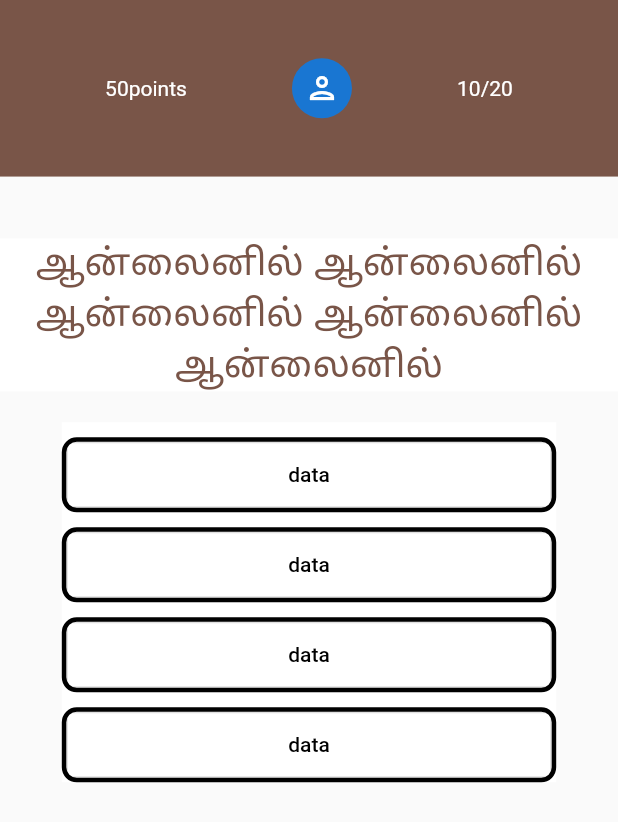
After one commit to developermano/tnpscquiz, a Flutter app: the Mainquizpage screen opened directly, on a phone screen of 412 x 824 dp. The commit adds this screen. Shown: the top 822 px of the screen. Run offline on Flutter 3.47's test engine with Material 2 defaults, Android fonts, the phone set to English and light mode, and no system bars; our stand-ins replace carousel_slider; missing offline and left inert: bottom_bar; network calls fail.

Commit message:
mainquizpage designed

```diff
--- a/lib/pages/export.dart
+++ b/lib/pages/export.dart
@@ -1 +1,2 @@
 export 'firstpage.dart';
+export 'quizpage.dart';
--- /dev/null
+++ b/lib/pages/quizpage.dart
@@ -0,0 +1,151 @@
+import 'package:flutter/material.dart';
+
+class Mainquizpage extends StatefulWidget {
+  @override
+  _MainquizpageState createState() => _MainquizpageState();
+}
+
+class _MainquizpageState extends State<Mainquizpage> {
+  @override
+  Widget build(BuildContext context) {
+    var deviceheight = MediaQuery.of(context).size.height;
+    var devicewidth = MediaQuery.of(context).size.width;
+    return Scaffold(
+      body: Container(
+        child: Column(
+          children: [
+            Column(
+              children: [
+                Container(
+                  child: Row(
+                    mainAxisAlignment: MainAxisAlignment.spaceEvenly,
+                    children: [
+                      Text(
+                        "50points",
+                        style: TextStyle(color: Colors.white),
+                      ),
+                      CircleAvatar(
+                        child: Icon(Icons.person_outlined),
+                      ),
+                      Text(
+                        "10/20",
+                        style: TextStyle(color: Colors.white),
+                      )
+                    ],
+                  ),
+                  height: deviceheight / 7,
+                  color: Colors.brown,
+                ),
+                Container(
+                  child: Column(
+                    children: [
+                      Container(
+                          margin: EdgeInsets.only(top: deviceheight / 20),
+                          child: Text(
+                              "ஆன்லைனில் ஆன்லைனில் ஆன்லைனில் ஆன்லைனில்  ஆன்லைனில்",
+                              style: TextStyle(
+                                  color: Colors.brown,
+                                  fontSize: deviceheight / 30),
+                              textAlign: TextAlign.center),
+                          color: Colors.white),
+                      Container(
+                        child: Column(
+                          children: [
+                            Container(
+                              margin: EdgeInsets.only(
+                                  top: Size.fromHeight(10).height),
+                              height: Size.fromHeight(50).height,
+                              decoration: BoxDecoration(
+                                  borderRadius:
+                                      BorderRadius.all(Radius.circular(10)),
+                                  border: Border.all(
+                                    width: 3,
+                                    color: Colors.black,
+                                  )),
+                              child: OutlinedButton(
+                                  style: OutlinedButton.styleFrom(
+                                      fixedSize: Size.fromWidth(500)),
+                                  onPressed: () {},
+                                  child: Text(
+                                    "data",
+                                    style: TextStyle(color: Colors.black),
+                                  )),
+                            ),
+                            Container(
+                              margin: EdgeInsets.only(
+                                  top: Size.fromHeight(10).height),
+                              height: Size.fromHeight(50).height,
+                              decoration: BoxDecoration(
+                                  borderRadius:
+                                      BorderRadius.all(Radius.circular(10)),
+                                  border: Border.all(
+                                    width: 3,
+                                    color: Colors.black,
+                                  )),
+                              child: OutlinedButton(
+                                  style: OutlinedButton.styleFrom(
+                                      fixedSize: Size.fromWidth(500)),
+                                  onPressed: () {},
+                                  child: Text(
+                                    "data",
+                                    style: TextStyle(color: Colors.black),
+                                  )),
+                            ),
+                            Container(
+                              margin: EdgeInsets.only(
+                                  top: Size.fromHeight(10).height),
+                              height: Size.fromHeight(50).height,
+                              decoration: BoxDecoration(
+                                  borderRadius:
+                                      BorderRadius.all(Radius.circular(10)),
+                                  border: Border.all(
+                                    width: 3,
+                                    color: Colors.black,
+                                  )),
+                              child: OutlinedButton(
+                                  style: OutlinedButton.styleFrom(
+                                      fixedSize: Size.fromWidth(500)),
+                                  onPressed: () {},
+                                  child: Text(
+                                    "data",
+                                    style: TextStyle(color: Colors.black),
+                                  )),
+                            ),
+                            Container(
+                              margin: EdgeInsets.only(
+                                  top: Size.fromHeight(10).height),
+                              height: Size.fromHeight(50).height,
+                              decoration: BoxDecoration(
+                                  borderRadius:
+                                      BorderRadius.all(Radius.circular(10)),
+                                  border: Border.all(
+                                    width: 3,
+                                    color: Colors.black,
+                                  )),
+                              child: OutlinedButton(
+                                  style: OutlinedButton.styleFrom(
+                                      fixedSize: Size.fromWidth(500)),
+                                  onPressed: () {},
+                                  child: Text(
+                                    "data",
+                                    style: TextStyle(color: Colors.black),
+                                  )),
+                            ),
+                          ],
+                        ),
+                        color: Colors.white,
+                        margin: EdgeInsets.symmetric(
+                            horizontal: deviceheight / 20,
+                            vertical: devicewidth / 20),
+                      )
+                    ],
+                  ),
+                )
+              ],
+            )
+          ],
+        ),
+      ),
+    );
+  }
+}
```
